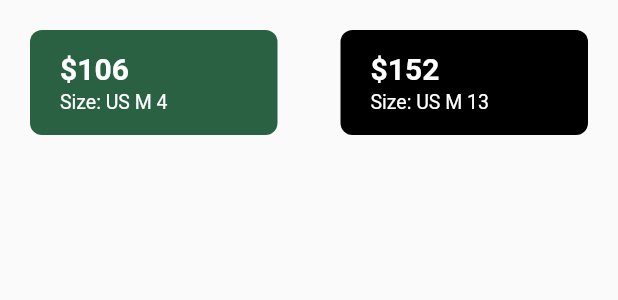
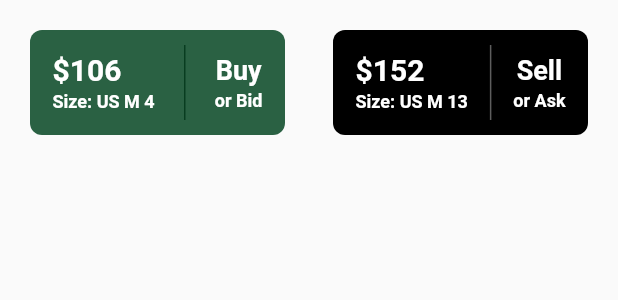
Before and after one commit to zixxin/stockX_mimesis, a Flutter app: what buySellSection() shows on an empty page, opened directly, on a phone screen of 412 x 824 dp. Shown: the top 300 px of the screen. Run offline on Flutter 3.47's test engine with Material 2 defaults, Android fonts, the light colour scheme and no system bars; our stand-ins replace dots_indicator.

Commit message:
complete buySellSection

```diff
--- a/lib/item.dart
+++ b/lib/item.dart
@@ -67,23 +67,29 @@ Widget buySellSection() {
     child: Row(
       mainAxisAlignment: MainAxisAlignment.spaceBetween,
       children: [
-        buySellButton(const Color(0xFF2A6143), 106, 4),
-        buySellButton(Colors.black, 152, 13),
+        buySellButton(const Color(0xFF2A6143), 106, 4, const Color(0xFF083D20),
+            'Buy', 'Bid'),
+        buySellButton(
+            Colors.black, 152, 13, const Color(0xFF5E5E5E), 'Sell', 'Ask'),
       ],
     ),
   );
 }
 
-Widget buySellButton(Color? color, int price, int num) {
+Widget buySellButton(
+    Color? color, int price, int num, Color? divider, String opt, String or) {
   return Container(
-    padding: const EdgeInsets.symmetric(horizontal: 20, vertical: 10),
-    width: 165,
+    padding: const EdgeInsets.symmetric(horizontal: 15, vertical: 10),
+    width: 170,
     height: 70,
     decoration: BoxDecoration(
       color: color,
       borderRadius: BorderRadius.circular(8),
     ),
-    child: Column(
+    child: Row(
+      mainAxisAlignment: MainAxisAlignment.spaceBetween,
+      children: [
+        Column(
           crossAxisAlignment: CrossAxisAlignment.start,
           mainAxisAlignment: MainAxisAlignment.center,
           children: [
@@ -98,8 +104,33 @@ Widget buySellButton(Color? color, int price, int num) {
             Text('Size: US M $num',
                 style: const TextStyle(
                     color: Colors.white,
-              fontSize: 13,
-            )),
+                    fontSize: 12,
+                    fontWeight: FontWeight.bold)),
+          ],
+        ),
+        VerticalDivider(
+          thickness: 1,
+          color: divider,
+        ),
+        Column(
+          crossAxisAlignment: CrossAxisAlignment.center,
+          mainAxisAlignment: MainAxisAlignment.center,
+          children: [
+            Container(
+              margin: const EdgeInsets.only(bottom: 3),
+              child: Text(opt,
+                  style: const TextStyle(
+                      color: Colors.white,
+                      fontSize: 18,
+                      fontWeight: FontWeight.bold)),
+            ),
+            Text('or $or',
+                style: const TextStyle(
+                    color: Colors.white,
+                    fontSize: 12,
+                    fontWeight: FontWeight.bold)),
+          ],
+        ),
       ],
     ),
   );
```
Lines whose indentation alone changed are shown as unchanged.
